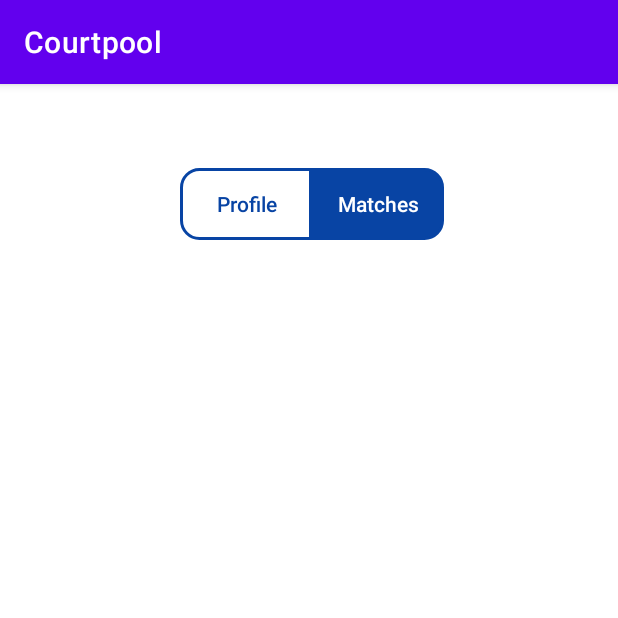
After one commit to RoeiB7/Courtpool, an Android app: the MatchesActivity screen opened directly, with no data from a screen before it, on a phone screen of 412 x 824 dp, the top half of it. The commit adds this screen. Run offline under Robolectric (Android 15) with nearby library versions, the phone set to English and light mode, and no system bars; Roboto replaces fonts that are not available here.

Commit message:
Courtpool design v0.7 : finished choose day and time design created matches page design, without logic

```diff
--- a/app/src/main/AndroidManifest.xml
+++ b/app/src/main/AndroidManifest.xml
@@ -9,7 +9,8 @@
         android:roundIcon="@mipmap/ic_launcher_round"
         android:supportsRtl="true"
         android:theme="@style/Theme.Courtpool">
-        <activity android:name=".DayAndTimeActivity"></activity>
+        <activity android:name=".MatchesActivity"></activity>
+        <activity android:name=".DayAndTimeActivity" />
         <activity android:name=".SkillActivity" />
         <activity android:name=".CourtTypeActivity" />
         <activity
--- /dev/null
+++ b/app/src/main/java/com/example/courtpool/MatchesActivity.java
@@ -0,0 +1,18 @@
+package com.example.courtpool;
+
+import androidx.appcompat.app.AppCompatActivity;
+
+import android.os.Bundle;
+
+public class MatchesActivity extends AppCompatActivity {
+
+    @Override
+    protected void onCreate(Bundle savedInstanceState) {
+        super.onCreate(savedInstanceState);
+        setContentView(R.layout.activity_matches);
+
+        AppManager manager = new AppManager(this);
+        manager.findMatchesViews(this);
+
+    }
+}
--- /dev/null
+++ b/app/src/main/res/drawable/left_rounded_button.xml
@@ -0,0 +1,13 @@
+<?xml version="1.0" encoding="utf-8"?>
+<shape xmlns:android="http://schemas.android.com/apk/res/android"
+
+    android:shape="rectangle">
+
+    <corners
+        android:bottomLeftRadius="12dp"
+        android:topLeftRadius="12dp" />
+    <stroke
+        android:width="2dp"
+        android:color="#0844a4" />
+
+</shape>
--- /dev/null
+++ b/app/src/main/res/drawable/right_rounded_button.xml
@@ -0,0 +1,12 @@
+<?xml version="1.0" encoding="utf-8"?>
+<shape xmlns:android="http://schemas.android.com/apk/res/android"
+
+    android:shape="rectangle">
+
+    <corners
+        android:bottomRightRadius="12dp"
+        android:topRightRadius="12dp" />
+    <stroke
+        android:width="2dp"
+        android:color="#0844a4" />
+</shape>
--- /dev/null
+++ b/app/src/main/res/layout/activity_matches.xml
@@ -0,0 +1,56 @@
+<?xml version="1.0" encoding="utf-8"?>
+<RelativeLayout xmlns:android="http://schemas.android.com/apk/res/android"
+    xmlns:app="http://schemas.android.com/apk/res-auto"
+    xmlns:tools="http://schemas.android.com/tools"
+    android:layout_width="match_parent"
+    android:layout_height="match_parent"
+    tools:context=".MatchesActivity">
+
+    <LinearLayout
+        android:layout_width="match_parent"
+        android:layout_height="match_parent"
+        android:orientation="vertical">
+
+
+        <LinearLayout
+            android:layout_width="match_parent"
+            android:layout_height="match_parent"
+            android:layout_weight="3.5"
+            android:orientation="horizontal">
+
+
+            <androidx.appcompat.widget.AppCompatButton
+                android:id="@+id/matches_BTN_profile"
+                android:layout_width="wrap_content"
+                android:layout_height="wrap_content"
+                android:layout_marginStart="120dp"
+                android:layout_marginTop="56dp"
+                android:background="@drawable/left_rounded_button"
+                android:text="Profile"
+                android:textAllCaps="false"
+                android:textColor="#0844a4" />
+
+            <androidx.appcompat.widget.AppCompatButton
+                android:id="@+id/matches_BTN_matches"
+                android:layout_width="wrap_content"
+                android:layout_height="wrap_content"
+                android:layout_marginTop="56dp"
+                android:background="@drawable/right_rounded_button"
+                android:backgroundTint="#0844a4"
+                android:text="Matches"
+                android:textAllCaps="false"
+                android:textColor="#FFFFFF" />
+
+        </LinearLayout>
+
+
+        <androidx.recyclerview.widget.RecyclerView
+            android:id="@+id/matches_RCV_matches"
+            android:layout_width="match_parent"
+            android:layout_height="match_parent"
+            android:layout_weight="1" />
+
+
+    </LinearLayout>
+
+</RelativeLayout>
```
Also changed, not shown: app/src/main/java/com/example/courtpool/AppManager.java (+319 -2 lines), app/src/main/java/com/example/courtpool/ChooseLocationActivity.java (+6 -6 lines), app/src/main/java/com/example/courtpool/CourtTypeActivity.java (+7 -12 lines), app/src/main/java/com/example/courtpool/DayAndTimeActivity.java (+87 -0 lines), app/src/main/java/com/example/courtpool/SkillActivity.java (+4 -13 lines), app/src/main/res/drawable/tennis_ball.jpg (added).
